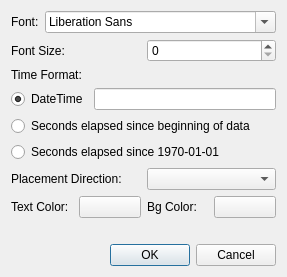
The window that label_options.ui (anitagraser/TimeManager) describes before a commit, drawn with Qt 5.
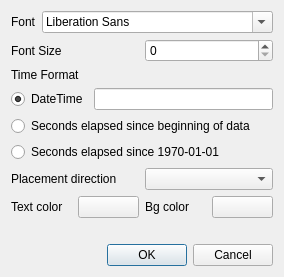
The same window after the commit. Custom widgets are drawn as their Qt base class.

What changed in the file:
```diff
--- a/label_options.ui
+++ b/label_options.ui
@@ -7,7 +7,7 @@
     <x>0</x>
     <y>0</y>
     <width>239</width>
-    <height>272</height>
+    <height>276</height>
    </rect>
   </property>
   <property name="sizePolicy">
@@ -27,7 +27,7 @@
        <item>
         <widget class="QLabel" name="label">
          <property name="text">
-          <string>Font:</string>
+          <string>Font</string>
          </property>
         </widget>
        </item>
@@ -41,7 +41,7 @@
        <item>
         <widget class="QLabel" name="label_2">
          <property name="text">
-          <string>Font Size:</string>
+          <string>Font Size</string>
          </property>
         </widget>
        </item>
@@ -55,7 +55,7 @@
        <item>
         <widget class="QLabel" name="label_3">
          <property name="text">
-          <string>Time Format:</string>
+          <string>Time Format</string>
          </property>
         </widget>
        </item>
@@ -105,7 +105,7 @@
        <item>
         <widget class="QLabel" name="label_5">
          <property name="text">
-          <string>Placement Direction:</string>
+          <string>Placement direction</string>
          </property>
         </widget>
        </item>
@@ -119,7 +119,7 @@
        <item>
         <widget class="QLabel" name="label_6">
          <property name="text">
-          <string>Text Color:</string>
+          <string>Text color</string>
          </property>
         </widget>
        </item>
@@ -129,7 +129,7 @@
        <item>
         <widget class="QLabel" name="label_7">
          <property name="text">
-          <string>Bg Color:</string>
+          <string>Bg color</string>
          </property>
         </widget>
        </item>
```
Left out of the diff: 2 changed lines with no effect on the pictures.
